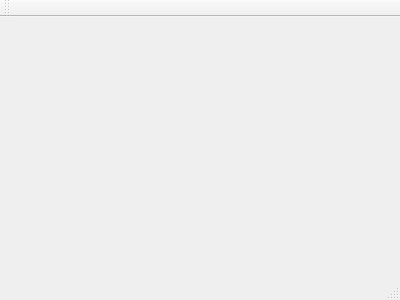
Qt form mainwindow.ui (nikolayfomin/sampler_nt1065) before a commit.
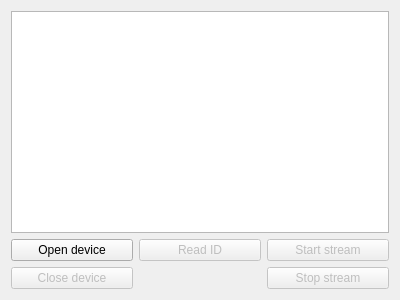
The same form after that commit.

Diff of the .ui file:
```diff
--- a/mainwindow.ui
+++ b/mainwindow.ui
@@ -12,13 +12,89 @@
   <property name="windowTitle" >
    <string>MainWindow</string>
   </property>
-  <widget class="QMenuBar" name="menuBar" />
-  <widget class="QToolBar" name="mainToolBar" />
-  <widget class="QWidget" name="centralWidget" />
-  <widget class="QStatusBar" name="statusBar" />
+  <widget class="QWidget" name="centralWidget">
+   <layout class="QVBoxLayout" name="verticalLayout">
+    <item>
+     <widget class="QListWidget" name="listDebug">
+      <property name="sizePolicy">
+       <sizepolicy hsizetype="Expanding" vsizetype="Expanding">
+        <horstretch>0</horstretch>
+        <verstretch>0</verstretch>
+       </sizepolicy>
+      </property>
+     </widget>
+    </item>
+    <item>
+     <spacer name="verticalSpacer">
+      <property name="orientation">
+       <enum>Qt::Vertical</enum>
+      </property>
+      <property name="sizeType">
+       <enum>QSizePolicy::Minimum</enum>
+      </property>
+      <property name="sizeHint" stdset="0">
+       <size>
+        <width>0</width>
+        <height>0</height>
+       </size>
+      </property>
+     </spacer>
+    </item>
+    <item>
+     <layout class="QGridLayout" name="gridLayout">
+      <item row="0" column="2">
+       <widget class="QPushButton" name="buttonStartStream">
+        <property name="enabled">
+         <bool>false</bool>
+        </property>
+        <property name="text">
+         <string>Start stream</string>
+        </property>
+       </widget>
+      </item>
+      <item row="1" column="2">
+       <widget class="QPushButton" name="buttonStopStream">
+        <property name="enabled">
+         <bool>false</bool>
+        </property>
+        <property name="text">
+         <string>Stop stream</string>
+        </property>
+       </widget>
+      </item>
+      <item row="0" column="0">
+       <widget class="QPushButton" name="buttonOpenDevice">
+        <property name="text">
+         <string>Open device</string>
+        </property>
+       </widget>
+      </item>
+      <item row="1" column="0">
+       <widget class="QPushButton" name="buttonCloseDevice">
+        <property name="enabled">
+         <bool>false</bool>
+        </property>
+        <property name="text">
+         <string>Close device</string>
+        </property>
+       </widget>
+      </item>
+      <item row="0" column="1">
+       <widget class="QPushButton" name="buttonReadID">
+        <property name="enabled">
+         <bool>false</bool>
+        </property>
+        <property name="text">
+         <string>Read ID</string>
+        </property>
+       </widget>
+      </item>
+     </layout>
+    </item>
+   </layout>
+  </widget>
  </widget>
- <layoutDefault spacing="6" margin="11" />
- <pixmapfunction></pixmapfunction>
+ <layoutdefault spacing="6" margin="11"/>
  <resources/>
  <connections/>
 </ui>
```
Left out of the diff: 7 changed lines with no effect on the pictures.
